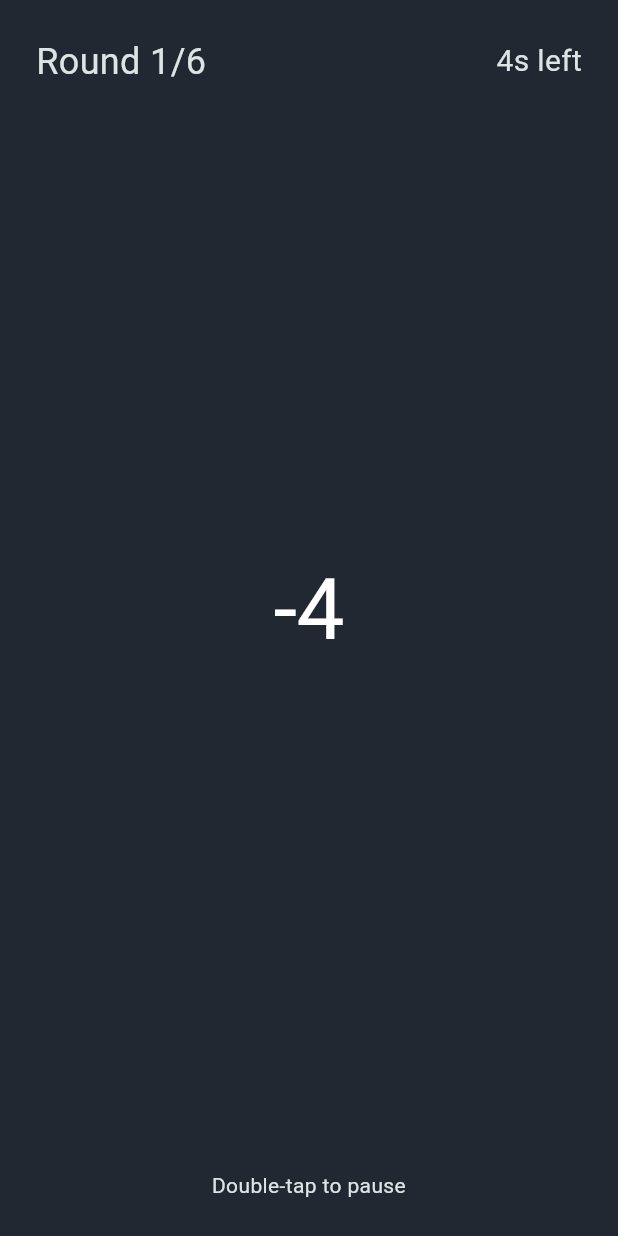
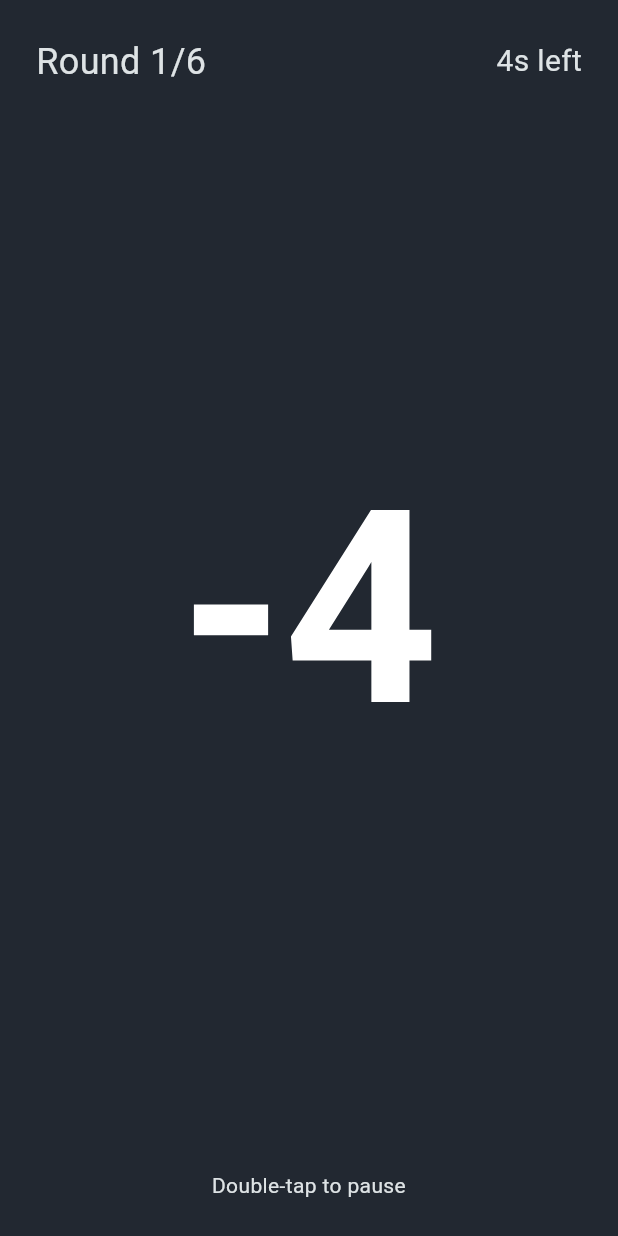
Before and after one commit to irimac/speed-of-play, a Flutter app: the SessionScreen screen opened by its route, on a phone screen of 412 x 824 dp. Run offline on Flutter 3.47's test engine with Material 3 defaults, Android fonts, the light colour scheme and no system bars; our stand-ins replace just_audio, shared_preferences, wakelock_plus; accounts and stored records are empty.

Commit message:
fixed session screen text resizing issue

```diff
--- a/app/lib/ui/styles/session_styles.dart
+++ b/app/lib/ui/styles/session_styles.dart
@@ -35,10 +35,14 @@ class SessionStyles {
 
   factory SessionStyles.defaults(ThemeData theme, {bool largeSessionText = false}) {
     final textTheme = theme.textTheme;
-    final double numberSize = largeSessionText ? 220 : 180;
+    final double numberSize = largeSessionText ? 240 : 180;
+    final baseNumberStyle = (textTheme.displayLarge ?? const TextStyle()).copyWith(
+      fontSize: numberSize,
+      fontWeight: FontWeight.bold,
+    );
     return SessionStyles(
       screenPadding: AppTokens.screenPadding,
-      numberTextStyle: textTheme.displayLarge ?? TextStyle(fontSize: numberSize, fontWeight: FontWeight.bold),
+      numberTextStyle: baseNumberStyle,
       headerRoundTextStyle: const TextStyle(fontSize: 24),
       headerTimerTextStyle: const TextStyle(fontSize: 20),
       restIndicatorSize: 180,
```
